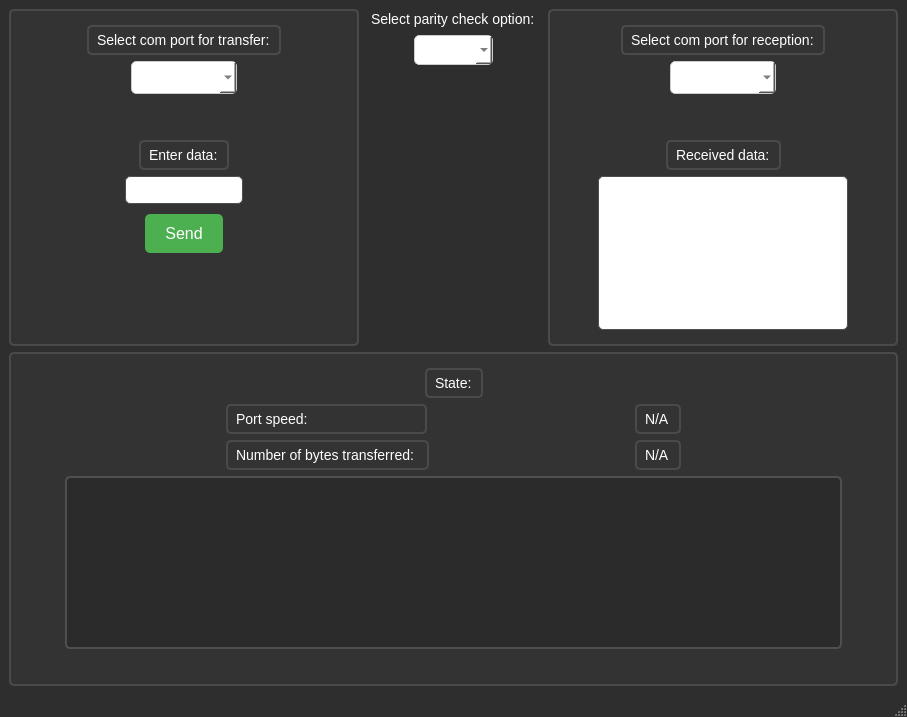
This is mainwindow.ui in p4cmn/connector as Qt 5 draws it before an edit. The edited form follows.
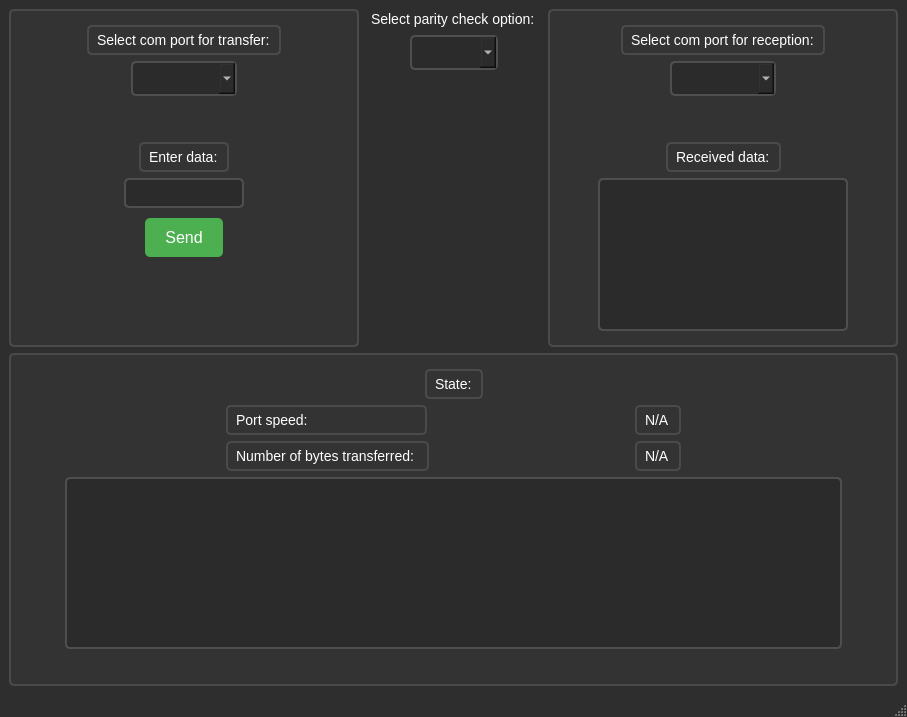
This is the edited form.

```diff
--- a/mainwindow.ui
+++ b/mainwindow.ui
@@ -115,13 +115,14 @@
                </property>
                <property name="styleSheet">
                 <string notr="true">QComboBox {
-    background-color: #ffffff; /* Белый фон */
-    border: 1px solid #ccc; /* Серая рамка */
+    background-color: #2B2B2B; /* Темный фон */
+    border: 2px solid #4F4F4F; /* Светло-серая рамка с толщиной 2px */
     border-radius: 5px; /* Скругленные углы */
     padding: 5px; /* Внутренние отступы */
-	color: #333; /* Темно-серый текст на светлом фоне */
+	color: #FFFFFF; /* Белый текст */
     font-size: 16px;
-}</string>
+}
+</string>
                </property>
               </widget>
              </item>
@@ -220,12 +221,14 @@
             <widget class="QLineEdit" name="inputField">
              <property name="styleSheet">
               <string notr="true">QLineEdit {
-    background-color: #FFFFFF; /* Белый фон */
-    color: #000000; /* Черный текст */
-    border: 1px solid #4F4F4F; /* Светло-серая рамка */
+    background-color: #2B2B2B; /* Темный фон */
+    color: #FFFFFF; /* Белый текст */
+    border: 2px solid #4F4F4F; /* Светло-серая рамка с толщиной 2px */
     border-radius: 5px; /* Скругленные углы */
     padding: 5px; /* Внутренние отступы */
-}</string>
+}
+
+</string>
              </property>
              <property name="text">
               <string/>
@@ -394,13 +397,14 @@
             </property>
             <property name="styleSheet">
              <string notr="true">QComboBox {
-    background-color: #ffffff; /* Белый фон */
-    border: 1px solid #ccc; /* Серая рамка */
+    background-color: #2B2B2B; /* Темный фон */
+    border: 2px solid #4F4F4F; /* Светло-серая рамка с толщиной 2px */
     border-radius: 5px; /* Скругленные углы */
     padding: 5px; /* Внутренние отступы */
-	color: #333; /* Темно-серый текст на светлом фоне */
-    font-size: 14px;
-}</string>
+	color: #FFFFFF; /* Белый текст */
+    font-size: 16px;
+}
+</string>
             </property>
            </widget>
           </item>
@@ -522,13 +526,14 @@
                </property>
                <property name="styleSheet">
                 <string notr="true">QComboBox {
-    background-color: #ffffff; /* Белый фон */
-    border: 1px solid #ccc; /* Серая рамка */
+    background-color: #2B2B2B; /* Темный фон */
+    border: 2px solid #4F4F4F; /* Светло-серая рамка с толщиной 2px */
     border-radius: 5px; /* Скругленные углы */
     padding: 5px; /* Внутренние отступы */
-	color: #333; /* Темно-серый текст на светлом фоне */
+	color: #FFFFFF; /* Белый текст */
     font-size: 16px;
-}</string>
+}
+</string>
                </property>
               </widget>
              </item>
@@ -627,12 +632,13 @@
             <widget class="QTextEdit" name="outputField">
              <property name="styleSheet">
               <string notr="true">QTextEdit {
-    background-color: #FFFFFF; /* Белый фон */
-    color: #000000; /* Черный текст */
-    border: 1px solid #4F4F4F; /* Светло-серая рамка */
+    background-color: #2B2B2B; /* Темный фон */
+    color: #FFFFFF; /* Белый текст */
+    border: 2px solid #4F4F4F; /* Светло-серая рамка с толщиной 2px */
     border-radius: 5px; /* Скругленные углы */
     padding: 5px; /* Внутренние отступы */
-}</string>
+}
+</string>
              </property>
              <property name="html">
               <string>&lt;!DOCTYPE HTML PUBLIC &quot;-//W3C//DTD HTML 4.0//EN&quot; &quot;http://www.w3.org/TR/REC-html40/strict.dtd&quot;&gt;
@@ -740,6 +746,12 @@
          </item>
          <item>
           <widget class="QLabel" name="label_4">
+           <property name="sizePolicy">
+            <sizepolicy hsizetype="Fixed" vsizetype="Preferred">
+             <horstretch>0</horstretch>
+             <verstretch>0</verstretch>
+            </sizepolicy>
+           </property>
            <property name="minimumSize">
             <size>
              <width>201</width>
@@ -825,7 +837,7 @@
             <bool>true</bool>
            </property>
            <property name="sizePolicy">
-            <sizepolicy hsizetype="Preferred" vsizetype="Minimum">
+            <sizepolicy hsizetype="Fixed" vsizetype="Preferred">
              <horstretch>0</horstretch>
              <verstretch>0</verstretch>
             </sizepolicy>
```
